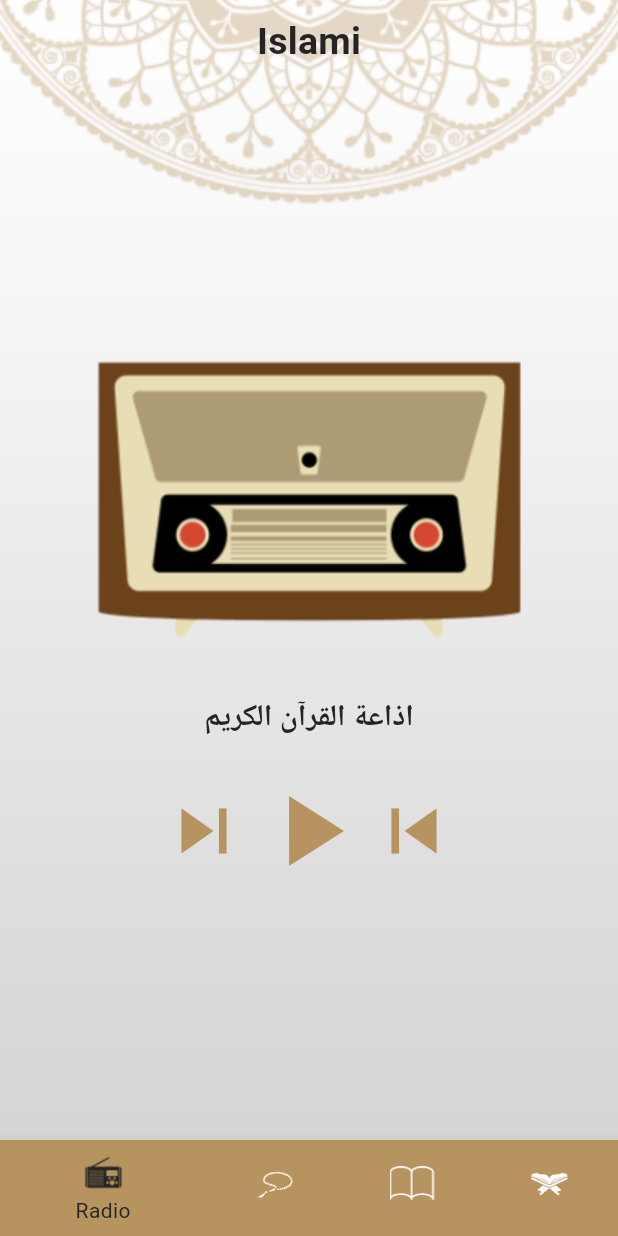
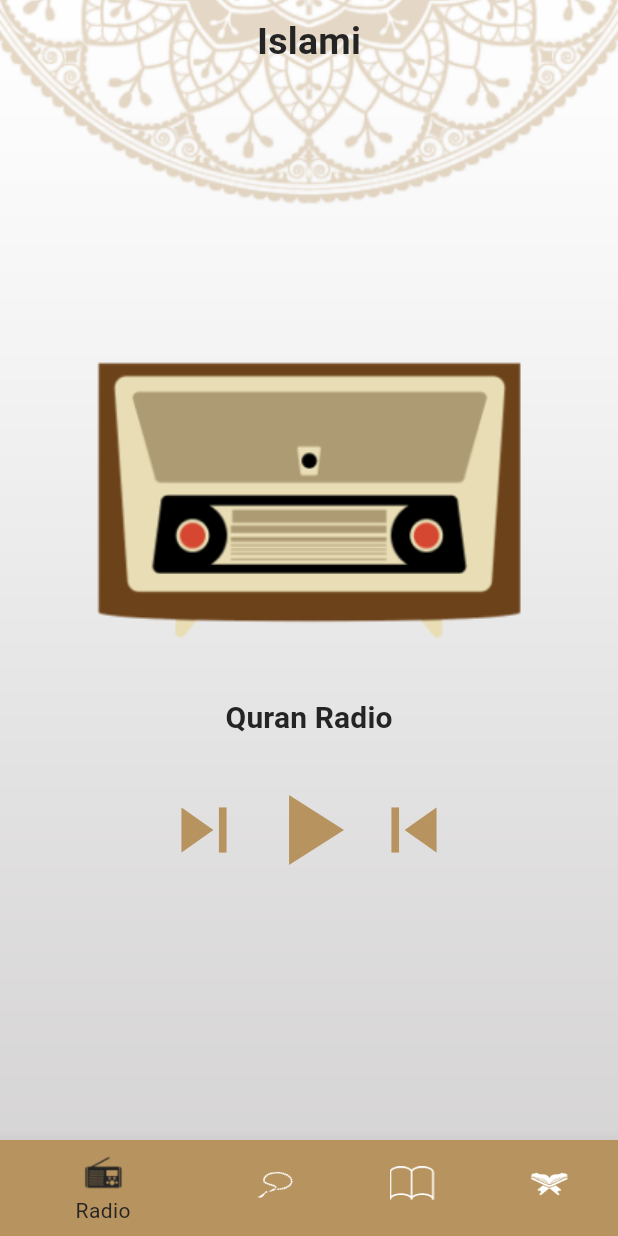
Before and after one commit to Maryammahmou-d/Islame_App, a Flutter app: the screen it shows after launch, on a phone screen of 412 x 824 dp. Run offline on Flutter 3.47's test engine with Material 3 defaults, Android fonts, the phone set to English and light mode, and no system bars; generated files the repository leaves out were written again.

Commit message:
Add localization to App (English-Arabic)

```diff
--- /dev/null
+++ b/l10n.yaml
@@ -0,0 +1,3 @@
+arb-dir: lib/l10n
+template-arb-file: app_en.arb
+output-localization-file: app_localizations.dart
--- a/lib/Home/Ahadeth/hadeth_details.dart
+++ b/lib/Home/Ahadeth/hadeth_details.dart
@@ -3,6 +3,8 @@
 import 'package:islame_app/themeing.dart';
 import '../Quran/divider_item_stayle.dart';
 import 'Ahadeth_tab.dart';
+
+import 'package:flutter_gen/gen_l10n/app_localizations.dart';
 
 class HadethDetails extends StatelessWidget {
   static const String routeName = "hadeth details";
@@ -21,7 +23,7 @@
         Scaffold(
           appBar: AppBar(
             title: Text(
-              "Islami",
+              AppLocalizations.of(context)!.appTitle,
               style: Theme.of(context).textTheme.titleMedium,
             ),
           ),
--- a/lib/Home/Home_screen.dart
+++ b/lib/Home/Home_screen.dart
@@ -4,6 +4,8 @@
 import 'package:islame_app/Home/Radio_tab.dart';
 import 'package:islame_app/Home/Sabha_tab.dart';
 import 'package:islame_app/themeing.dart';
+
+import 'package:flutter_gen/gen_l10n/app_localizations.dart';
 
 class HomeScreen extends StatefulWidget {
   static const String routeName = "Home Screen";
@@ -33,7 +35,7 @@
         Scaffold(
           appBar: AppBar(
             title: Text(
-              "Islami",
+              AppLocalizations.of(context)!.appTitle,
               style: Theme.of(context).textTheme.titleMedium,
             ), //Shadow
           ),
--- a/lib/Home/Quran/Quran_tab.dart
+++ b/lib/Home/Quran/Quran_tab.dart
@@ -1,9 +1,9 @@
-import 'package:flutter/cupertino.dart';
 import 'package:flutter/material.dart';
 import 'package:islame_app/Home/Quran/sura_name_item.dart';
 import 'package:islame_app/themeing.dart';
+import 'divider_item_stayle.dart';
 
-import 'divider_item_stayle.dart';
+import 'package:flutter_gen/gen_l10n/app_localizations.dart';
 
 class QuranTab extends StatelessWidget {
   List<String> SuraNames = [
@@ -131,7 +131,7 @@
         children: [
           Image.asset("assets/images/qur2an_screen_logo.png"),
           Text(
-            "Sura Names",
+            AppLocalizations.of(context)!.sura_name,
             style: Theme.of(context)
                 .textTheme
                 .titleMedium
--- a/lib/Home/Radio_tab.dart
+++ b/lib/Home/Radio_tab.dart
@@ -1,6 +1,7 @@
-import 'package:flutter/cupertino.dart';
 import 'package:flutter/material.dart';
 import 'package:islame_app/themeing.dart';
+
+import 'package:flutter_gen/gen_l10n/app_localizations.dart';
 
 class RadioTab extends StatelessWidget {
   const RadioTab({super.key});
@@ -13,7 +14,7 @@
         Image.asset("assets/images/radio_image.png"),
         SizedBox.fromSize(size: Size(0, 20)),
         Text(
-          "اذاعة القرآن الكريم",
+          AppLocalizations.of(context)!.quran_radio,
           style: Theme.of(context).textTheme.titleSmall,
         ),
         SizedBox.fromSize(size: Size(0, 20)),
--- a/lib/Home/Sabha_tab.dart
+++ b/lib/Home/Sabha_tab.dart
@@ -1,6 +1,6 @@
-import 'package:flutter/cupertino.dart';
 import 'package:flutter/material.dart';
 import 'package:islame_app/themeing.dart';
+import 'package:flutter_gen/gen_l10n/app_localizations.dart';
 
 class SabhaTab extends StatefulWidget {
   @override
@@ -39,7 +39,7 @@
               child: Image.asset("assets/images/sebha_icon.png")),
           SizedBox.fromSize(size: Size(0, 50)),
           Text(
-            "عدد التسبيحات ",
+            AppLocalizations.of(context)!.sebha_num,
             style: Theme.of(context).textTheme.titleMedium,
           ),
           SizedBox.fromSize(size: Size(0, 20)),
--- a/lib/Sura_Details/sura_details.dart
+++ b/lib/Sura_Details/sura_details.dart
@@ -3,6 +3,8 @@
 import 'package:islame_app/Data%20Model/sura_details_arg.dart';
 import 'package:islame_app/themeing.dart';
 import '../Home/Quran/divider_item_stayle.dart';
+
+import 'package:flutter_gen/gen_l10n/app_localizations.dart';
 
 class SuraDetailsScreen extends StatefulWidget {
   static const String routeName = "Sura_details";
@@ -31,7 +33,7 @@
         Scaffold(
             appBar: AppBar(
               title: Text(
-                "Islami",
+                AppLocalizations.of(context)!.appTitle,
                 style: Theme.of(context).textTheme.titleMedium,
               ),
             ),
@@ -47,7 +49,7 @@
                 child: Column(
                   children: [
                     Text(
-                      "Sura ${SuraDetails.SuraName}",
+                      "${AppLocalizations.of(context)!.sura}${SuraDetails.SuraName}",
                       style: Theme.of(context).textTheme.titleSmall,
                     ),
                     DividerItemStayle(),
--- a/lib/main.dart
+++ b/lib/main.dart
@@ -4,6 +4,9 @@
 import 'package:islame_app/themeing.dart';
 
 import 'Home/Ahadeth/hadeth_details.dart';
+
+import 'package:flutter_localizations/flutter_localizations.dart';
+import 'package:flutter_gen/gen_l10n/app_localizations.dart';
 
 void main() {
   runApp(IslameApp());
@@ -14,6 +17,17 @@
   Widget build(BuildContext context) {
     // TODO: implement build
     return MaterialApp(
+      title: 'Localizations Sample App',
+      localizationsDelegates: [
+        AppLocalizations.delegate,
+        GlobalMaterialLocalizations.delegate,
+        GlobalWidgetsLocalizations.delegate,
+        GlobalCupertinoLocalizations.delegate,
+      ],
+      supportedLocales: [
+        Locale('en'), // English
+        Locale('ar'), // arabic
+      ],
       debugShowCheckedModeBanner: false,
       initialRoute: HomeScreen.routeName,
       routes: {
--- a/pubspec.yaml
+++ b/pubspec.yaml
@@ -39,7 +39,8 @@
 dev_dependencies:
   flutter_test:
     sdk: flutter
-
+  flutter_localizations:
+    sdk: flutter
   # The "flutter_lints" package below contains a set of recommended lints to
   # encourage good coding practices. The lint set provided by the package is
   # activated in the `analysis_options.yaml` file located at the root of your
@@ -52,7 +53,7 @@
 
 # The following section is specific to Flutter packages.
 flutter:
-
+  generate: true
   # The following line ensures that the Material Icons font is
   # included with your application, so that you can use the icons in
   # the material Icons class.
```
Also changed, not shown: lib/l10n/app_ar.arb (added, +8 -0 lines), lib/l10n/app_en.arb (added, +8 -0 lines), pubspec.lock.
